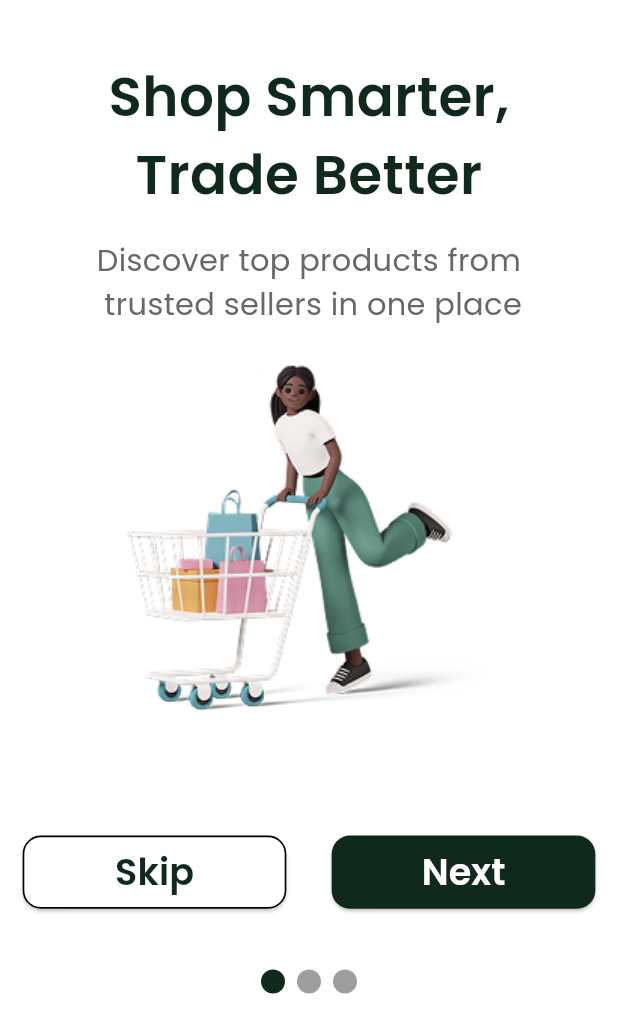
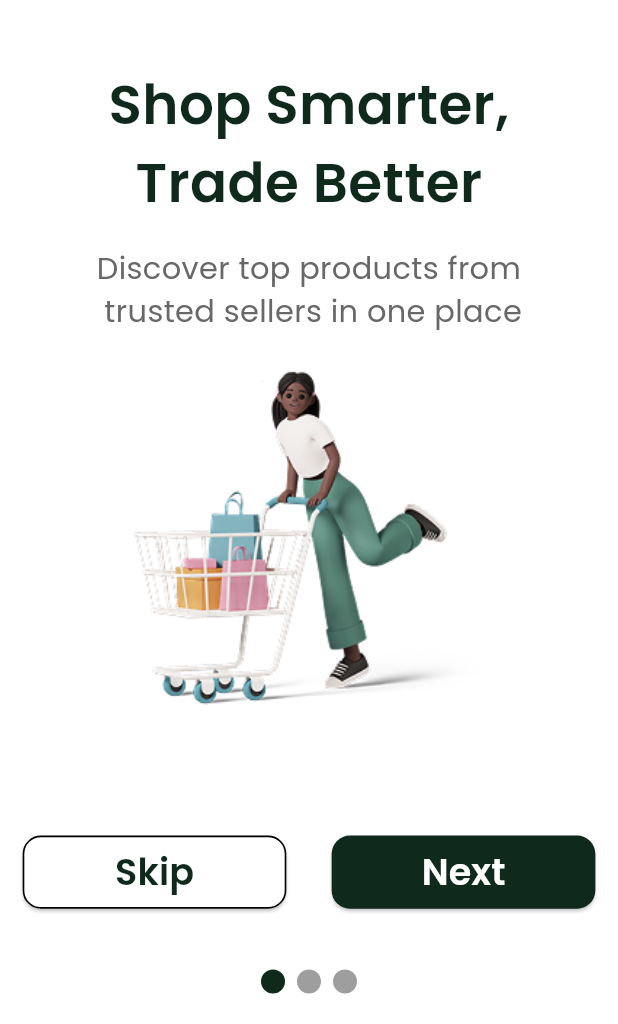
Before and after one commit to mohamedqandill/TradeHub, a Flutter app: the screen it shows after launch, on a phone screen of 412 x 824 dp, the part 212-1236 px from its top. Run offline on Flutter 3.47's test engine with Material 3 defaults, Android fonts, the phone set to English and light mode, and no system bars; drawn by our look-alikes of smooth_page_indicator; our stand-ins replace easy_localization, flutter_screenutil, flutter_svg, google_fonts, shared_preferences.

Commit message:
feat:add localization and update on-Boarding

```diff
--- a/lib/core/assets/app_assets.dart
+++ b/lib/core/assets/app_assets.dart
@@ -6,6 +6,7 @@ abstract class AppAssets {
   static const String google = "assets/icons/google.svg";
   static const String splashLogo = "assets/images/splashLogo.svg";
   static const String blackGirl = "assets/images/black girl with cart.png";
+  static const String topWave = "assets/images/topWave.png";
 
   static const String passwordProtection =
       "assets/images/Cybersecurity with password protection.png";
--- a/lib/core/constants/app_constants.dart
+++ b/lib/core/constants/app_constants.dart
@@ -2,7 +2,14 @@ abstract class AppConstants {
   static const String shopSmarter = "Shop Smarter";
   static const String tradeBetter = "Trade Better";
   static const String next = "Next";
+  static const String en = "en";
+  static const String ar = "ar";
+  static const String us = "US";
+  static const String eg = "EG";
   static const String skip = "Skip";
+  static const String login = "Login";
+  static const String emailAddress = "E-mail Address";
+  static const String password = "Password";
   static const String getStarted = "Get Started";
   static const String firstTime = "First Time";
   static const String securePayment = "Secure\n Payments";
--- /dev/null
+++ b/lib/core/localization/local_keys/local_keys.dart
@@ -0,0 +1,17 @@
+abstract class LocalKeys {
+  static const String shopSmarter = "shopSmarter";
+  static const String tradeBetter = "tradeBetter";
+  static const String discoverTopProduct = "discoverTopProduct";
+  static const String next = "next";
+  static const String skip = "skip";
+  static const String securePayment = "securePayment";
+  static const String expSeamless = "expSeamless";
+  static const String trackOrder = "trackOrder";
+  static const String stayUpdate = "stayUpdate";
+  static const String getStarted = "getStarted";
+  static const String login = "login";
+  static const String rememberMe = "rememberMe";
+  static const String password = "password";
+  static const String forgetPassword = "forgetPassword";
+  static const String emailAddress = "emailAddress";
+}
--- a/lib/presentation/onBoarding/widgets/custom_body_widget.dart
+++ b/lib/presentation/onBoarding/widgets/custom_body_widget.dart
@@ -92,12 +92,10 @@ class _CustomBodyWidgetState extends State<CustomBodyWidget>
         ),
         FadeTransition(
           opacity: _fade,
-          child: Flexible(
-            child: Image.asset(
-              height: 280.h,
-              widget.image,
-              fit: BoxFit.contain,
-            ),
+          child: Image.asset(
+            height: 270.h,
+            widget.image,
+            fit: BoxFit.contain,
           ),
         ),
         SizedBox(height: 50.h),
--- a/lib/presentation/onBoarding/widgets/on_boarding_view_body.dart
+++ b/lib/presentation/onBoarding/widgets/on_boarding_view_body.dart
@@ -1,3 +1,4 @@
+import 'package:easy_localization/easy_localization.dart';
 import 'package:flutter/material.dart';
 import 'package:flutter_screenutil/flutter_screenutil.dart';
 import 'package:flutter_svg/svg.dart';
@@ -11,6 +12,7 @@ import 'package:tradehub/core/utils/shared_prefs/prefs.dart';
 import 'package:tradehub/presentation/onBoarding/widgets/custom_body_widget.dart';
 
 import '../../../core/base/base_inherited_widgets.dart';
+import '../../../core/localization/local_keys/local_keys.dart';
 import '../../../core/shared_widgets/custom_main_button.dart';
 
 class OnBoardingViewBody extends StatefulWidget {
@@ -75,7 +77,7 @@ class _OnBoardingViewBodyState extends State<OnBoardingViewBody> {
         ),
         currentPage == 2
             ? CustomMainButton(
-                text: AppConstants.getStarted,
+                text: LocalKeys.getStarted.tr(),
                 width: 335.w,
                 height: 48.h,
                 onPressed: () {
@@ -86,13 +88,13 @@ class _OnBoardingViewBodyState extends State<OnBoardingViewBody> {
                 mainAxisAlignment: MainAxisAlignment.spaceAround,
                 children: [
                   CustomMainOutlineButton(
-                    text: AppConstants.skip,
+                    text: LocalKeys.skip.tr(),
                     onPressed: () {
                       saveOnBoardingState();
                     },
                   ),
                   CustomMainButton(
-                    text: AppConstants.next,
+                    text: LocalKeys.next.tr(),
                     onPressed: () {
                       if (pageController.page! < 2.0) {
                         pageController.nextPage(
@@ -129,15 +131,15 @@ class OnBoardingBodyData {
 
 List<OnBoardingBodyData> onBoardingData = [
   OnBoardingBodyData(
-      title: "${AppConstants.shopSmarter},\n${AppConstants.tradeBetter}",
+      title: "${LocalKeys.shopSmarter.tr()},\n${LocalKeys.tradeBetter.tr()}",
       image: AppAssets.blackGirl,
-      subTitles: AppConstants.discoverTopProducts),
+      subTitles: LocalKeys.discoverTopProduct.tr()),
   OnBoardingBodyData(
-      title: AppConstants.securePayment,
+      title: LocalKeys.securePayment.tr(),
       image: AppAssets.onlinePayment,
-      subTitles: AppConstants.expTransaction),
+      subTitles: LocalKeys.expSeamless.tr()),
   OnBoardingBodyData(
-      title: AppConstants.trackOrders,
+      title: LocalKeys.trackOrder.tr(),
       image: AppAssets.trackOrder,
-      subTitles: AppConstants.stayUpdate),
+      subTitles: LocalKeys.stayUpdate.tr()),
 ];
--- a/pubspec.yaml
+++ b/pubspec.yaml
@@ -41,6 +41,7 @@ dependencies:
   smooth_page_indicator:
   shared_preferences:
   device_preview:
+  easy_localization:
 
 dev_dependencies:
   flutter_test:
@@ -68,6 +69,7 @@ flutter:
   assets:
      - assets/images/
      - assets/icons/
+     - assets/translations/
 
   # An image asset can refer to one or more resolution-specific "variants", see
   # https://flutter.dev/to/resolution-aware-images
```
Also changed, not shown: assets/translations/ar.json (added, +17 -0 lines), assets/translations/en-US.json (added, +17 -0 lines), assets/translations/en.json (added, +17 -0 lines), lib/main.dart (+17 -2 lines).
